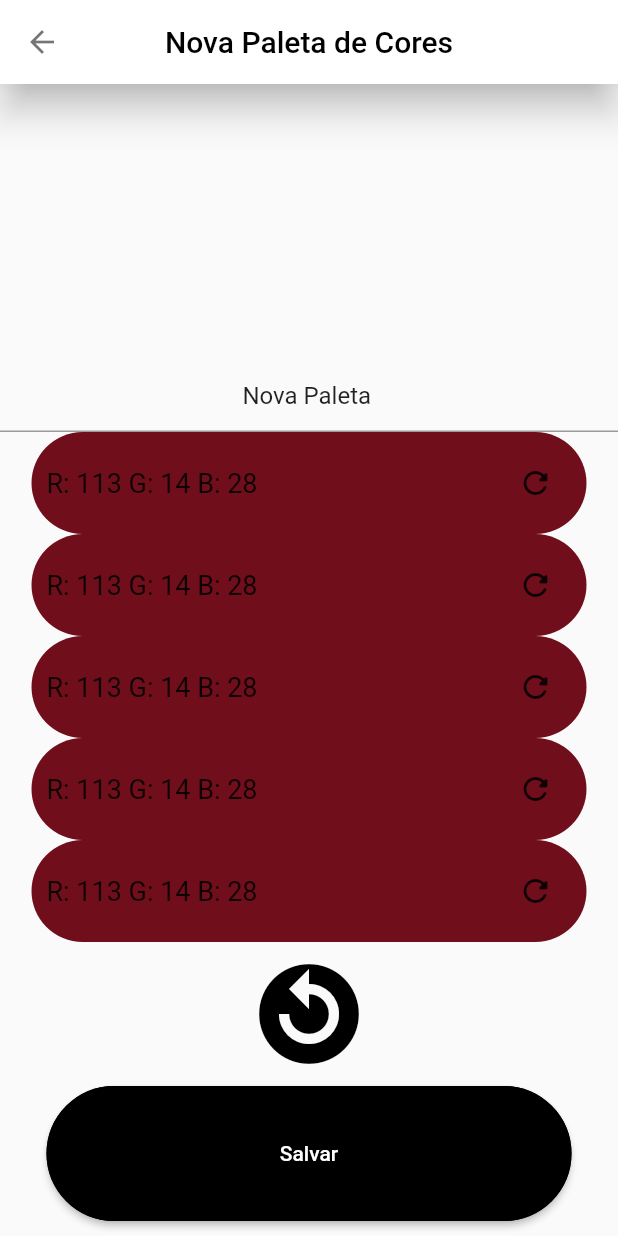
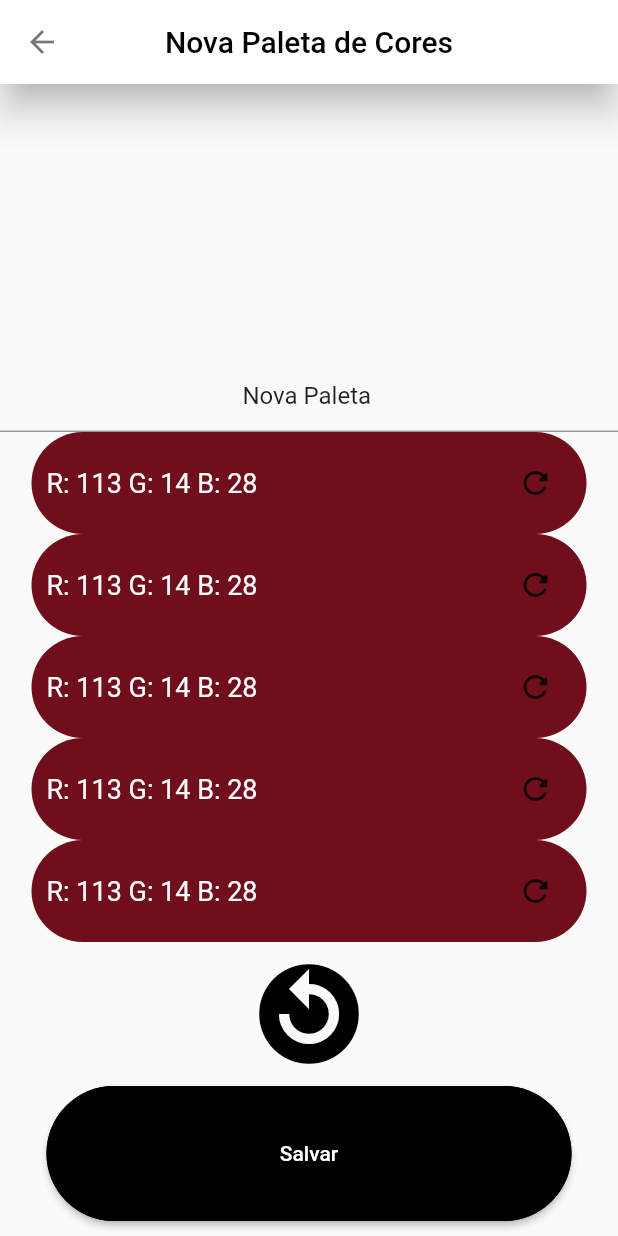
Before and after one commit to felipecdmoura/ColorPaletteApp_SemanaUni, a Flutter app: the screen it shows after launch, after a tap on "Crie uma Agora!", on a phone screen of 412 x 824 dp. Run offline on Flutter 3.47's test engine with Material 2 defaults, Android fonts, the light colour scheme and no system bars; our stand-ins replace bloc, cloud_firestore, firebase_core, flutter_bloc; missing offline and left inert: dart:ffi; accounts and stored records are empty.

Commit message:
Implementacao de textos claros para fundos de cores mais escuras (apenas nops blocos das paletas); Implementacao da remocao de paletas por meio do swipe delas (ja com intregracao ao firebase).

```diff
--- a/color_palette_app_semana_uni/lib/bloc/color_palette_bloc/color_palette_bloc.dart
+++ b/color_palette_app_semana_uni/lib/bloc/color_palette_bloc/color_palette_bloc.dart
@@ -53,6 +53,20 @@ class ColorPaletteBloc extends Bloc<ColorPaletteEvent, ColorPaletteState>{
           );
         }
         break;
+      case ColorPaletteDelete:
+        event as ColorPaletteDelete;
+
+        try{
+          final idToDelete = event.id;
+          await colorPaletteFirebase.removeColorPalette(idToDelete);
+
+          yield ColorPaletteDeleted();
+        }catch(e){
+          yield ColorPaletteErrorState(
+            message: 'Erro ao remover dados ao Firebase.'
+          );
+        }
+        break;
       default:
         throw UnimplementedError();
     }
--- a/color_palette_app_semana_uni/lib/data/color_palette_firebase.dart
+++ b/color_palette_app_semana_uni/lib/data/color_palette_firebase.dart
@@ -11,6 +11,10 @@ class ColorPaletteFirebase {
 
   Future<void> editColorPalette(String id, Map<String, dynamic> newData) async{
     await _firebaseFirestore.doc('color_palettes/$id').update(newData);
+  }
+
+   Future<void> removeColorPalette(String id) async{
+    await _firebaseFirestore.doc('color_palettes/$id').delete();
   }
 
   Future<List<ColorPalette>> getColorPalettes() async{
--- a/color_palette_app_semana_uni/lib/views/color_field.dart
+++ b/color_palette_app_semana_uni/lib/views/color_field.dart
@@ -14,6 +14,9 @@ class ColorField extends StatelessWidget {
     return BlocBuilder<ColorFormBloc, ColorFormState>(
       builder: (context, state){
         Color color = Color(state.colors[index]).withAlpha(0xff);
+        var brightness = (0.299 * color.red) + (0.587 * color.green) + (0.114 * color.blue); //Funcao para saber a claridade da cor, para colocar um texto claro para melhor vizualizacao.
+        //Identifica a claridade da cor e define se o texto sera branco ou preto
+        if (brightness < 50) {
           return Container(
             padding: EdgeInsets.all(10),
             //color: color,
@@ -25,7 +28,10 @@ class ColorField extends StatelessWidget {
             child: Row(
               mainAxisAlignment: MainAxisAlignment.spaceBetween,
               children: [
-              Text('R: ${color.red} G: ${color.green} B: ${color.blue}', style: TextStyle(fontSize: 18)),
+                Text(
+                  'R: ${color.red} G: ${color.green} B: ${color.blue}',
+                  style: TextStyle(fontSize: 18, color: Colors.white) //Cor branca para o texto caso a cor da paleta seja mais escura
+                ),
                 IconButton(
                   onPressed: (){
                     BlocProvider.of<ColorFormBloc>(context).add(ChangeColorFormEvents(
@@ -40,6 +46,37 @@ class ColorField extends StatelessWidget {
               ],
             ),
           );
+        }else{
+          return Container(
+            padding: EdgeInsets.all(10),
+            //color: color,
+            width: 370,
+            decoration: BoxDecoration(
+              color: color,
+              borderRadius: BorderRadius.all(Radius.circular(40))
+            ),
+            child: Row(
+              mainAxisAlignment: MainAxisAlignment.spaceBetween,
+              children: [
+                Text(
+                  'R: ${color.red} G: ${color.green} B: ${color.blue}',
+                  style: TextStyle(fontSize: 18, color: Colors.black), //Cor do texto preta para cores mais claras
+                ),
+                IconButton(
+                  onPressed: (){
+                    BlocProvider.of<ColorFormBloc>(context).add(ChangeColorFormEvents(
+                      id: state.id,
+                      title: state.title,
+                      colors: state.colors,
+                      index: index)
+                    );
+                  },
+                  icon: Icon(Icons.refresh_rounded),
+                ),
+              ],
+            ),
+          );
+        }
       },
     );
   }
```
Also changed, not shown: color_palette_app_semana_uni/lib/views/list_color_palettes_screen.dart (+50 -36 lines). Lines whose indentation alone changed are shown as unchanged.
